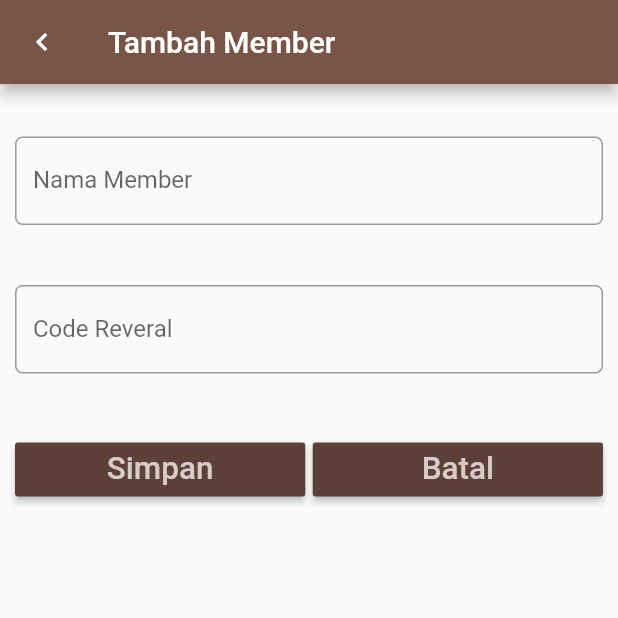
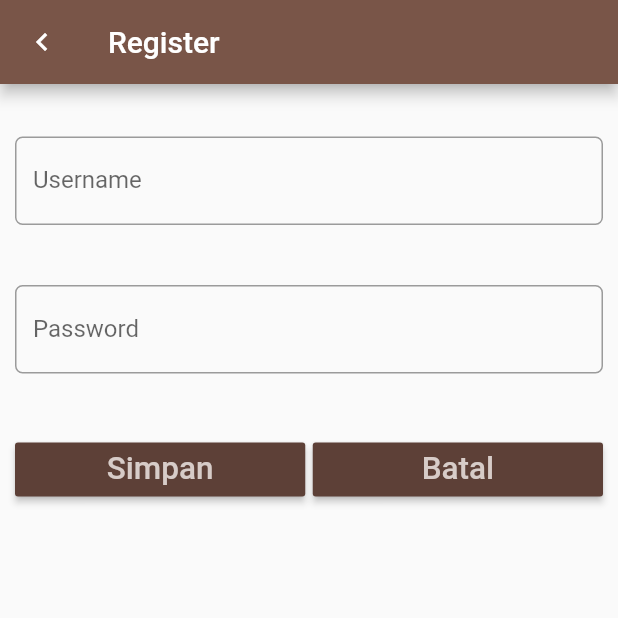
Before and after one commit to gioliyan/UTS_MemberCafe, a Flutter app: the screen it shows after launch, after a tap on "Create an Account", on a phone screen of 412 x 824 dp, the top half of it. Run offline on Flutter 3.47's test engine with Material 2 defaults, Android fonts, the phone set to English and light mode, and no system bars; our stand-ins replace sqflite; accounts and stored records are empty.

Commit message:
commit after demo

```diff
--- a/lib/LoginPage.dart
+++ b/lib/LoginPage.dart
@@ -18,8 +18,6 @@ class _LoginPageState extends State<LoginPage> implements LoginCallBack {
   final scaffoldKey = new GlobalKey<ScaffoldState>();
   TextEditingController usernameController = TextEditingController();
   TextEditingController passwordController = TextEditingController();
-
-  String _username, _password;
 
   LoginResponse _response;
 
@@ -56,34 +54,36 @@ class _LoginPageState extends State<LoginPage> implements LoginCallBack {
             Container(
               margin: EdgeInsets.only(top: 100),
               alignment: Alignment.center,
-              child: Text("Login Admin", style: TextStyle(fontSize: 50)),
+              child: Text("Login Admin",
+                  style: TextStyle(fontSize: 50, color: Colors.brown)),
             ),
-            Container(
-              margin: EdgeInsets.all(10),
-              child: TextFormField(
+            Padding(
+              padding: EdgeInsets.only(top: 20.0, bottom: 20.0),
+              child: TextField(
+                controller: usernameController,
                 keyboardType: TextInputType.text,
-                controller: usernameController,
-                autofocus: false,
                 decoration: InputDecoration(
-                  hintText: 'Username',
-                  contentPadding: EdgeInsets.fromLTRB(20.0, 10.0, 20.0, 10.0),
+                  labelText: 'Username',
                   border: OutlineInputBorder(
-                      borderRadius: BorderRadius.circular(32.0)),
+                    borderRadius: BorderRadius.circular(5.0),
+                  ),
                 ),
+                onChanged: (value) {},
               ),
             ),
-            Container(
-              margin: EdgeInsets.all(10),
-              child: TextFormField(
+            Padding(
+              padding: EdgeInsets.only(top: 20.0, bottom: 20.0),
+              child: TextField(
                 controller: passwordController,
-                autofocus: false,
                 obscureText: true,
+                keyboardType: TextInputType.text,
                 decoration: InputDecoration(
-                  hintText: 'Password',
-                  contentPadding: EdgeInsets.fromLTRB(20.0, 10.0, 20.0, 10.0),
+                  labelText: 'Password',
                   border: OutlineInputBorder(
-                      borderRadius: BorderRadius.circular(32.0)),
+                    borderRadius: BorderRadius.circular(5.0),
+                  ),
                 ),
+                onChanged: (value) {},
               ),
             ),
             Padding(
--- a/lib/LoginRequest.dart
+++ b/lib/LoginRequest.dart
@@ -4,6 +4,7 @@ import 'sqlite/itemcard.dart';
 
 class LoginRequest {
   DbHelper dbHelper = new DbHelper();
+  //request untuk logic login
   Future<ItemCard> getLogin(String username, String password) {
     var result = dbHelper.getLogin(username, password);
     return result;
--- a/lib/LoginResponse.dart
+++ b/lib/LoginResponse.dart
@@ -11,6 +11,7 @@ class LoginResponse {
   LoginRequest loginRequest = new LoginRequest();
   LoginResponse(this._callBack);
 
+  //logic login
   doLogin(String username, String password) {
     loginRequest
         .getLogin(username, password)
--- a/lib/entrycard.dart
+++ b/lib/entrycard.dart
@@ -23,7 +23,7 @@ class EntryFormState extends State<EntryFormCard> {
     //rubah
     return Scaffold(
         appBar: AppBar(
-          title: item == null ? Text('Tambah Member') : Text('Ubah'),
+          title: item == null ? Text('Register') : Text('Ubah'),
           leading: Icon(Icons.keyboard_arrow_left),
         ),
         body: Padding(
@@ -37,7 +37,7 @@ class EntryFormState extends State<EntryFormCard> {
                   controller: nameController,
                   keyboardType: TextInputType.text,
                   decoration: InputDecoration(
-                    labelText: 'Nama Member',
+                    labelText: 'Username',
                     border: OutlineInputBorder(
                       borderRadius: BorderRadius.circular(5.0),
                     ),
@@ -50,9 +50,10 @@ class EntryFormState extends State<EntryFormCard> {
                 padding: EdgeInsets.only(top: 20.0, bottom: 20.0),
                 child: TextField(
                   controller: codeController,
+                  obscureText: true,
                   keyboardType: TextInputType.text,
                   decoration: InputDecoration(
-                    labelText: 'Code Reveral',
+                    labelText: 'Password',
                     border: OutlineInputBorder(
                       borderRadius: BorderRadius.circular(5.0),
                     ),
--- a/lib/main.dart
+++ b/lib/main.dart
@@ -1,5 +1,4 @@
 import 'package:flutter/material.dart';
-import 'home.dart';
 import 'LoginPage.dart';
 
 void main() => runApp(MyApp());
```
Also changed, not shown: lib/entryprofile.dart (+2 -7 lines), lib/home.dart (+12 -2 lines), lib/sqlite/dbhelper.dart (+1 -12 lines).
